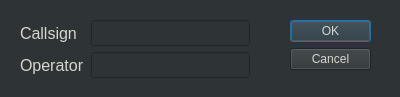
This is Sources/U2.Suite/logger/ui/StationInfoDialog.ui in ut8uu/U2.Suite.Python as Qt 5 draws it before an edit. The edited form follows.
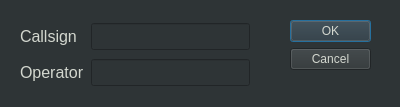
This is the edited form.

Diff of the .ui file:
```diff
--- a/Sources/U2.Suite/logger/ui/StationInfoDialog.ui
+++ b/Sources/U2.Suite/logger/ui/StationInfoDialog.ui
@@ -7,9 +7,14 @@
     <x>0</x>
     <y>0</y>
     <width>400</width>
-    <height>97</height>
+    <height>107</height>
    </rect>
   </property>
+  <property name="font">
+   <font>
+    <pointsize>12</pointsize>
+   </font>
+  </property>
   <property name="windowTitle">
    <string>Station Info</string>
   </property>
@@ -46,7 +51,7 @@
      <x>20</x>
      <y>20</y>
      <width>230</width>
-     <height>58</height>
+     <height>69</height>
     </rect>
    </property>
    <layout class="QGridLayout" name="gridLayout">
```
